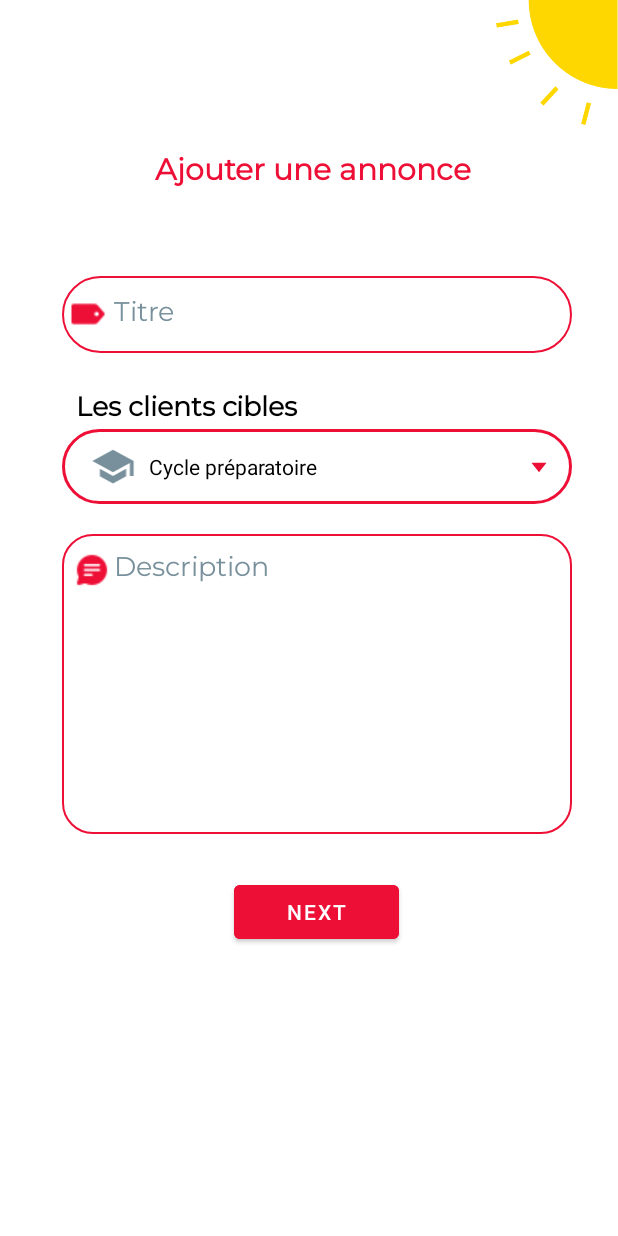
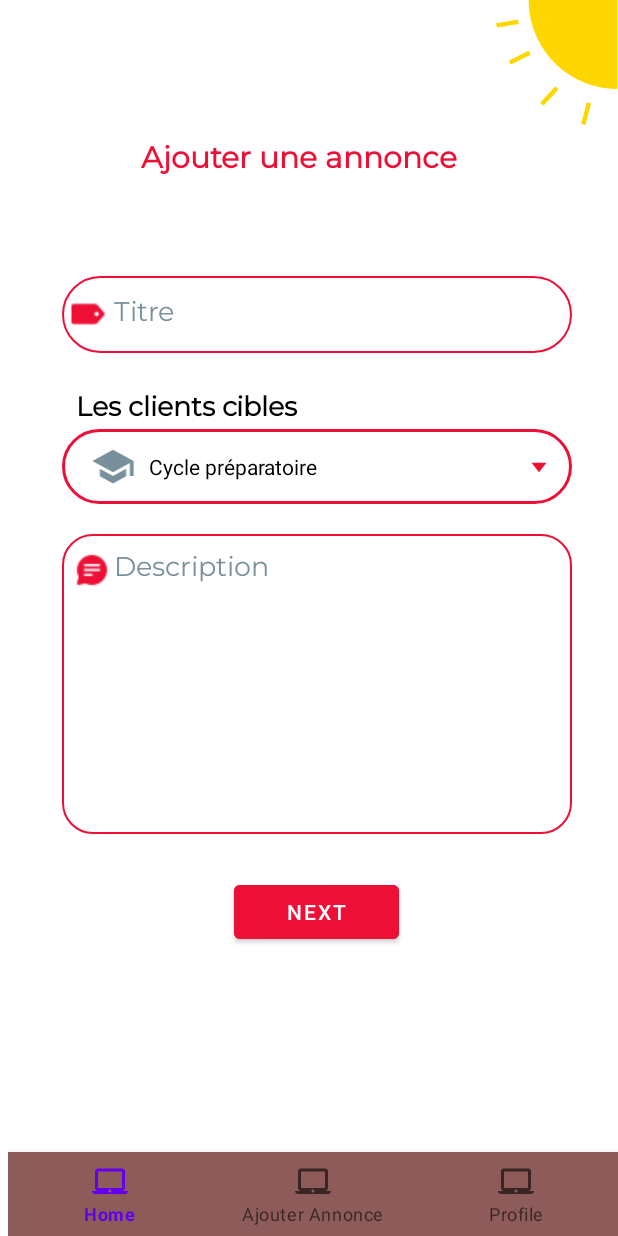
Before and after one commit to ZakariaDani/Education_Store, an Android app: the AddNewAnnouncementActivity screen opened directly, with no data from a screen before it, on a phone screen of 412 x 824 dp. Run offline under Robolectric (Android 15) with nearby library versions, the phone set to English and light mode, and no system bars; our stand-ins replace Firebase (no records; nobody signed in at launch, a user with empty details on screens opened directly); 4 statements that could not run were skipped.

Commit message:
adding bottom bar to navigate between pages

```diff
--- a/app/src/main/AndroidManifest.xml
+++ b/app/src/main/AndroidManifest.xml
@@ -22,13 +22,6 @@
         android:supportsRtl="true"
         android:theme="@style/Theme.EnsaMarketPlace"
         tools:targetApi="31">
-        <activity
-            android:name=".HomeActivity"
-            android:exported="false">
-            <meta-data
-                android:name="android.app.lib_name"
-                android:value="" />
-        </activity>
         <activity
             android:name=".RegisterActivity"
             android:exported="false">
--- a/app/src/main/res/layout/activity_add_new_announcement.xml
+++ b/app/src/main/res/layout/activity_add_new_announcement.xml
@@ -6,55 +6,41 @@
     android:layout_width="match_parent"
     android:layout_height="match_parent"
     android:background="#00DF1818"
-    android:backgroundTint="#FFFFFF"
     android:backgroundTintMode="screen"
-    android:foregroundTint="#FFFFFF"
+    android:fitsSystemWindows="true"
+    app:layout_constraintStart_toStartOf="parent"
+    app:layout_constraintTop_toTopOf="parent"
     tools:context=".LoginActivity">
 
-    <androidx.constraintlayout.widget.ConstraintLayout
-        android:id="@+id/constraintLayout"
-        android:layout_width="0dp"
-        android:layout_height="0dp"
-        app:layout_constraintBottom_toBottomOf="parent"
+    <ImageView
+        android:id="@+id/imageView3"
+        android:layout_width="81dp"
+        android:layout_height="83dp"
         app:layout_constraintEnd_toEndOf="parent"
-        app:layout_constraintHorizontal_bias="0.483"
-        app:layout_constraintStart_toStartOf="parent"
         app:layout_constraintTop_toTopOf="parent"
-        app:layout_constraintVertical_bias="0.551">
-
+        app:srcCompat="@drawable/sun" />
 
     <TextView
         android:id="@+id/textView3"
         style="@style/authentication_title"
         android:layout_width="wrap_content"
         android:layout_height="wrap_content"
-            android:layout_marginTop="100dp"
+        android:layout_marginTop="92dp"
         android:fontFamily="@font/montserrat"
         android:text="@string/add_new_ann"
         android:textColor="@color/main_color"
         android:textSize="20sp"
         app:layout_constraintEnd_toEndOf="parent"
-            app:layout_constraintHorizontal_bias="0.502"
+        app:layout_constraintHorizontal_bias="0.455"
         app:layout_constraintStart_toStartOf="parent"
         app:layout_constraintTop_toTopOf="parent" />
-
-        <ProgressBar
-            android:id="@+id/loadingIcon"
-            style="@style/loadingIcon"
-            android:layout_width="102dp"
-            android:layout_height="108dp"
-            android:indeterminateTint="@color/loading_color"
-            android:rotation="6"
-            app:layout_constraintBottom_toBottomOf="parent"
-            app:layout_constraintEnd_toEndOf="parent"
-            app:layout_constraintHorizontal_bias="0.51"
-            app:layout_constraintStart_toStartOf="parent"
-            app:layout_constraintTop_toTopOf="parent"
-            app:layout_constraintVertical_bias="0.442" />
 
     <include
         android:id="@+id/stepOne"
         layout="@layout/add_new_annoucement_step_one"
+        android:layout_width="0dp"
+        android:layout_height="0dp"
+        app:layout_constraintBottom_toBottomOf="parent"
         app:layout_constraintEnd_toEndOf="parent"
         app:layout_constraintStart_toStartOf="parent"
         app:layout_constraintTop_toTopOf="parent" />
@@ -62,18 +48,31 @@
     <include
         android:id="@+id/stepTwo"
         layout="@layout/add_new_annoucement_step_two"
+        android:layout_width="0dp"
+        android:layout_height="731dp"
+        android:fitsSystemWindows="true"
+        app:layout_constraintBottom_toBottomOf="@+id/stepOne"
         app:layout_constraintEnd_toEndOf="parent"
         app:layout_constraintStart_toStartOf="parent"
         app:layout_constraintTop_toTopOf="parent" />
 
-        <ImageView
-            android:id="@+id/imageView3"
-            android:layout_width="81dp"
-            android:layout_height="83dp"
+    <com.google.android.material.bottomnavigation.BottomNavigationView
+        android:layout_width="match_parent"
+        android:layout_height="wrap_content"
+        app:backgroundTint="#8E5B5B"
+        app:menu="@menu/bottom_bar"
+        app:layout_constraintBottom_toBottomOf="parent" />
+
+    <ProgressBar
+        android:id="@+id/loadingIcon"
+        style="@style/loadingIcon"
+        android:layout_width="102dp"
+        android:layout_height="wrap_content"
+        android:indeterminateTint="@color/loading_color"
+        android:rotation="6"
+        app:layout_constraintBottom_toBottomOf="@+id/stepOne"
         app:layout_constraintEnd_toEndOf="parent"
-            app:layout_constraintTop_toTopOf="@+id/stepOne"
-            app:srcCompat="@drawable/sun" />
+        app:layout_constraintStart_toStartOf="parent"
+        app:layout_constraintTop_toTopOf="@+id/stepOne" />
 
 </androidx.constraintlayout.widget.ConstraintLayout>
-
-</androidx.constraintlayout.widget.ConstraintLayout>
--- a/app/src/main/res/layout/add_new_annoucement_step_one.xml
+++ b/app/src/main/res/layout/add_new_annoucement_step_one.xml
@@ -8,7 +8,7 @@
     android:alpha="1"
     android:background="#00DF1818"
     android:backgroundTintMode="screen"
-    android:foregroundTint="#FFFFFF"
+    app:layout_constraintBaseline_toTopOf="parent"
     tools:context=".LoginActivity">
 
     <TextView
@@ -56,6 +56,7 @@
         android:layout_width="340dp"
         android:layout_height="200dp"
         android:layout_marginTop="20dp"
+        android:backgroundTint="#817575"
         app:layout_constraintStart_toStartOf="@+id/branchSpinner"
         app:layout_constraintTop_toBottomOf="@+id/branchSpinner">
 
--- a/app/src/main/res/layout/add_new_annoucement_step_two.xml
+++ b/app/src/main/res/layout/add_new_annoucement_step_two.xml
@@ -27,7 +27,7 @@
 
     <Button
         android:id="@+id/submitButton"
-        android:layout_width="110dp"
+        android:layout_width="0dp"
         android:layout_height="48dp"
         android:layout_marginEnd="260dp"
         android:backgroundTint="@color/main_color"
--- /dev/null
+++ b/app/src/main/res/menu/bottom_bar.xml
@@ -0,0 +1,12 @@
+<?xml version="1.0" encoding="utf-8"?>
+<menu xmlns:android="http://schemas.android.com/apk/res/android">
+    <item android:title="Home"
+        android:id="@+id/home"
+        android:icon="@drawable/ic_baseline_laptop_mac_24"/>
+    <item android:title="Ajouter Annonce"
+        android:id="@+id/ajouter_annonce"
+        android:icon="@drawable/ic_baseline_laptop_mac_24"/>
+    <item android:title="Profile"
+        android:id="@+id/profile"
+        android:icon="@drawable/ic_baseline_laptop_mac_24"/>
+</menu>
```
Lines whose indentation alone changed are shown as unchanged.
